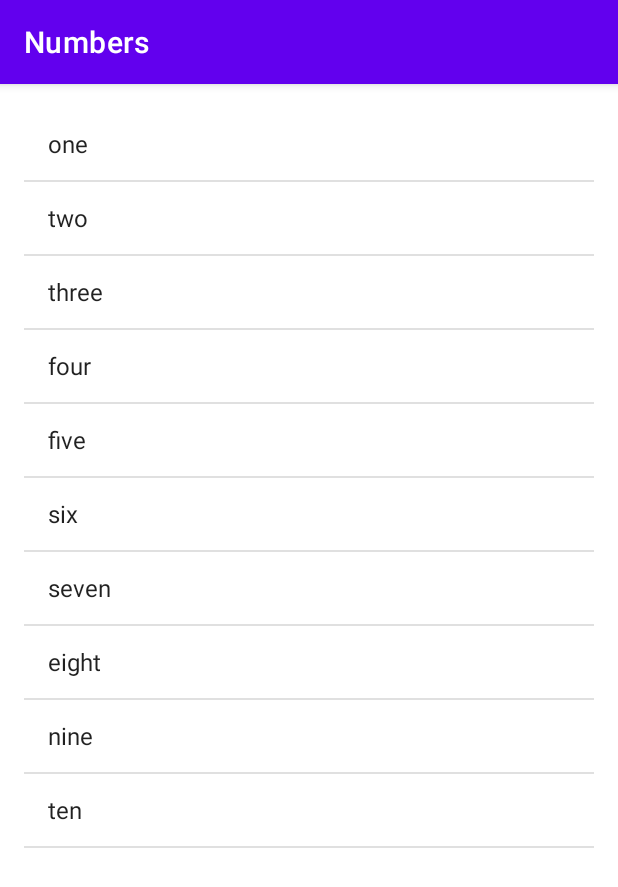
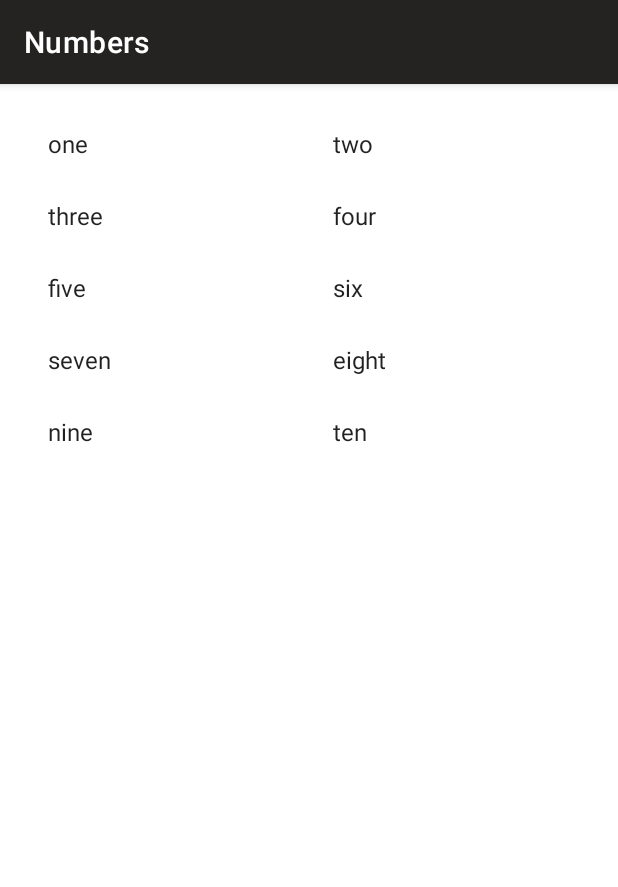
Before and after one commit to oussamanech/languages, an Android app: the NumbersActivity screen opened directly, with no data from a screen before it, on a phone screen of 412 x 824 dp. Shown: the top 887 px of the screen. Run offline under Robolectric (Android 15) with nearby library versions, the phone set to English and light mode, and no system bars.

Commit message:
Switch to GridView

```diff
--- a/app/src/main/java/com/example/languages/NumbersActivity.java
+++ b/app/src/main/java/com/example/languages/NumbersActivity.java
@@ -5,6 +5,7 @@ import androidx.appcompat.app.AppCompatActivity;
 import android.os.Bundle;
 import android.util.Log;
 import android.widget.ArrayAdapter;
+import android.widget.GridView;
 import android.widget.LinearLayout;
 import android.widget.ListView;
 import android.widget.TextView;
@@ -43,7 +44,6 @@ public class NumbersActivity extends AppCompatActivity {
         words.add("nine");
         words.add("ten");
 
-
 //        LinearLayout rootView = (LinearLayout) findViewById(R.id.rootView);
 //        TextView wordView ;
 //        for (int i = 0; i < words.size(); i++) {
@@ -57,7 +57,7 @@ public class NumbersActivity extends AppCompatActivity {
 
         ArrayAdapter<String> itemsAdapter = new ArrayAdapter<String>(this, android.R.layout.simple_list_item_1, words);
 
-        ListView listView = (ListView) findViewById(R.id.list);
+        GridView listView = (GridView) findViewById(R.id.list);
 
         listView.setAdapter(itemsAdapter);
 
--- a/app/src/main/res/layout/activity_numbers.xml
+++ b/app/src/main/res/layout/activity_numbers.xml
@@ -1,7 +1,10 @@
 <?xml version="1.0" encoding="utf-8"?>
-<ListView xmlns:android="http://schemas.android.com/apk/res/android"
+<!--<ListView -->
+<GridView
+    xmlns:android="http://schemas.android.com/apk/res/android"
     xmlns:tools="http://schemas.android.com/tools"
     android:id="@+id/list"
+    android:numColumns="2"
     android:orientation="vertical"
     android:layout_width="match_parent"
     android:layout_height="match_parent"
--- a/app/src/main/res/values/themes.xml
+++ b/app/src/main/res/values/themes.xml
@@ -2,8 +2,8 @@
     <!-- Base application theme. -->
     <style name="Theme.Languages" parent="Theme.MaterialComponents.DayNight.DarkActionBar">
         <!-- Primary brand color. -->
-        <item name="colorPrimary">@color/purple_500</item>
-        <item name="colorPrimaryVariant">@color/purple_700</item>
+        <item name="colorPrimary">#252222</item>
+        <item name="colorPrimaryVariant">@color/teal_700</item>
         <item name="colorOnPrimary">@color/white</item>
         <!-- Secondary brand color. -->
         <item name="colorSecondary">@color/teal_200</item>
```
